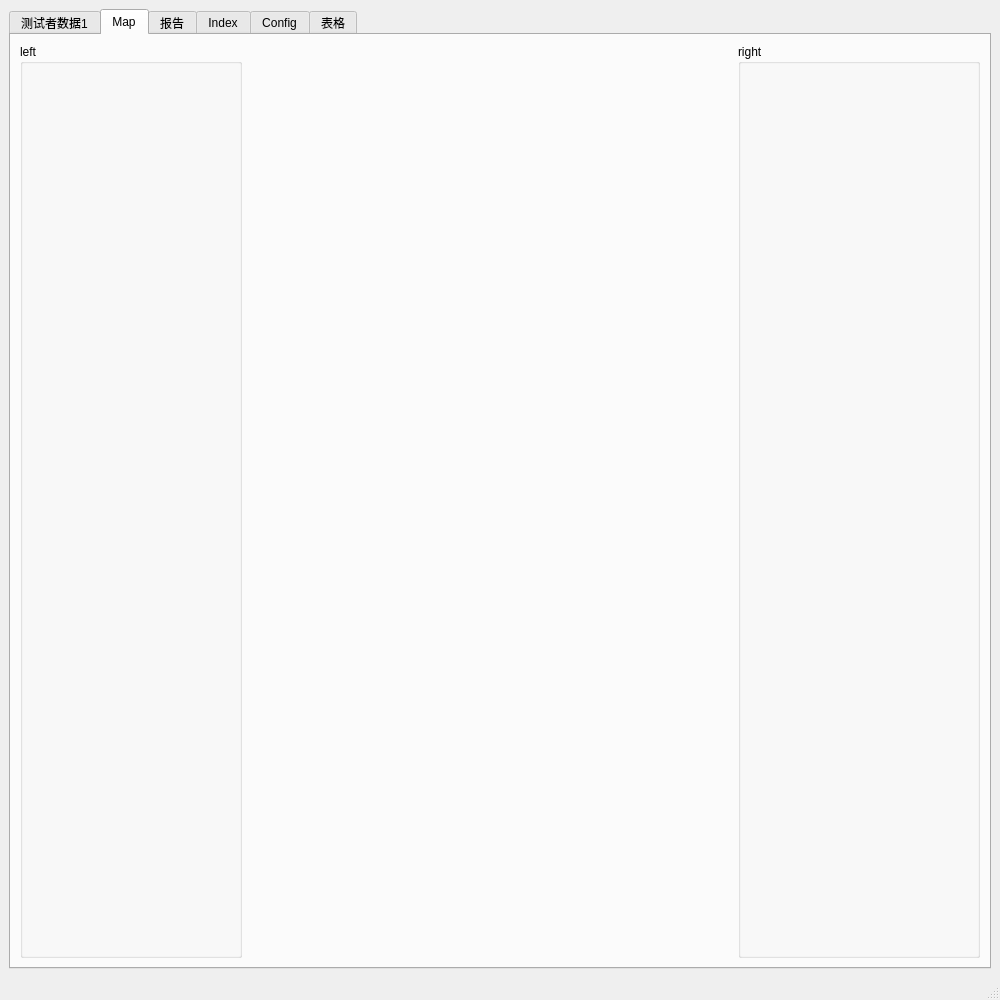
Qt form mainwindow.ui (hal766yep/walk_qt) before a commit.
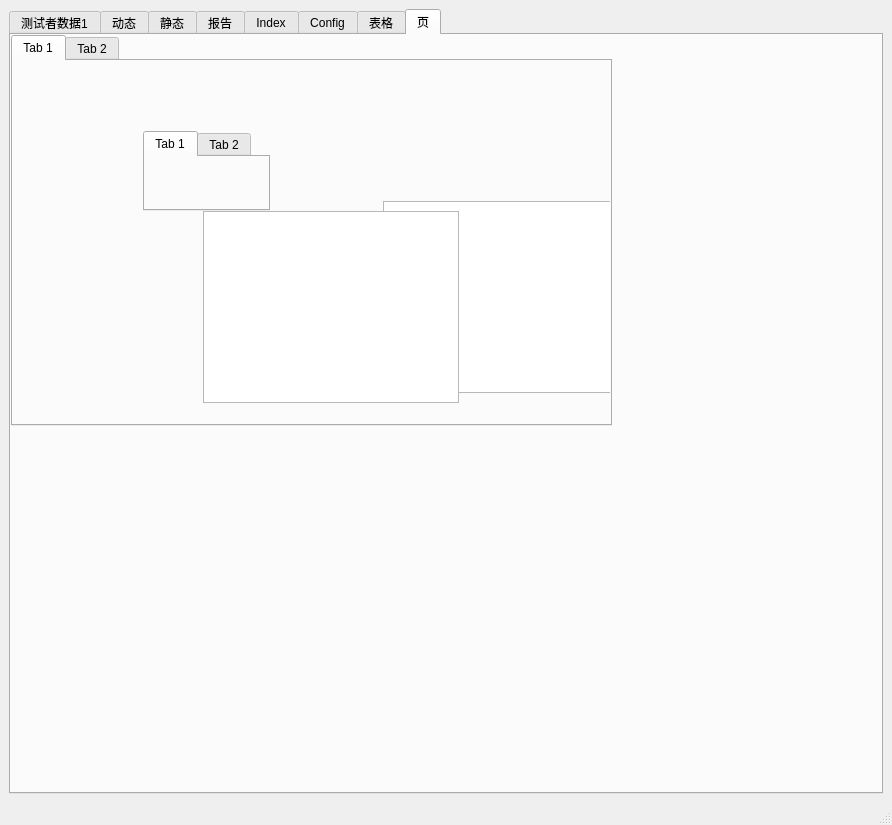
The same form after that commit. The open tabs and pages were chosen to show the change.

Patch:
```diff
--- a/mainwindow.ui
+++ b/mainwindow.ui
@@ -6,8 +6,8 @@
    <rect>
     <x>0</x>
     <y>0</y>
-    <width>1000</width>
-    <height>1000</height>
+    <width>892</width>
+    <height>790</height>
    </rect>
   </property>
   <property name="sizePolicy">
@@ -218,11 +218,17 @@
       </widget>
       <widget class="QWidget" name="tab">
        <attribute name="title">
-        <string>Map</string>
+        <string>动态</string>
        </attribute>
        <layout class="QGridLayout" name="gridLayout_2">
         <item row="0" column="3">
          <widget class="QGroupBox" name="groupBox_6">
+          <property name="maximumSize">
+           <size>
+            <width>350</width>
+            <height>16777215</height>
+           </size>
+          </property>
           <property name="title">
            <string>right</string>
           </property>
@@ -232,7 +238,7 @@
          <widget class="QGroupBox" name="groupBox_5">
           <property name="maximumSize">
            <size>
-            <width>222</width>
+            <width>350</width>
             <height>9999</height>
            </size>
           </property>
@@ -246,6 +252,55 @@
         </item>
        </layout>
       </widget>
+      <widget class="QWidget" name="tab_7">
+       <attribute name="title">
+        <string>静态</string>
+       </attribute>
+       <layout class="QHBoxLayout" name="horizontalLayout">
+        <item>
+         <widget class="QGroupBox" name="groupBox_21">
+          <property name="sizePolicy">
+           <sizepolicy hsizetype="Expanding" vsizetype="Expanding">
+            <horstretch>0</horstretch>
+            <verstretch>0</verstretch>
+           </sizepolicy>
+          </property>
+          <property name="maximumSize">
+           <size>
+            <width>350</width>
+            <height>9999</height>
+           </size>
+          </property>
+          <property name="title">
+           <string>left</string>
+          </property>
+          <layout class="QVBoxLayout" name="verticalLayout_13"/>
+         </widget>
+        </item>
+        <item>
+         <layout class="QVBoxLayout" name="verticalLayout_heatmap_3"/>
+        </item>
+        <item>
+         <widget class="QGroupBox" name="groupBox_22">
+          <property name="sizePolicy">
+           <sizepolicy hsizetype="Expanding" vsizetype="Expanding">
+            <horstretch>0</horstretch>
+            <verstretch>0</verstretch>
+           </sizepolicy>
+          </property>
+          <property name="maximumSize">
+           <size>
+            <width>350</width>
+            <height>16777215</height>
+           </size>
+          </property>
+          <property name="title">
+           <string>right</string>
+          </property>
+         </widget>
+        </item>
+       </layout>
+      </widget>
       <widget class="QWidget" name="tab_2">
        <attribute name="title">
         <string>报告</string>
@@ -914,16 +969,36 @@
        <attribute name="title">
         <string>表格</string>
        </attribute>
-       <widget class="QTableWidget" name="tableWidgetF">
-        <property name="enabled">
-         <bool>true</bool>
-        </property>
+       <layout class="QGridLayout" name="gridLayout_7">
+        <item row="0" column="0">
+         <widget class="QTableWidget" name="tableWidgetF">
+          <property name="enabled">
+           <bool>true</bool>
+          </property>
+          <property name="sizePolicy">
+           <sizepolicy hsizetype="Expanding" vsizetype="Expanding">
+            <horstretch>0</horstretch>
+            <verstretch>0</verstretch>
+           </sizepolicy>
+          </property>
+          <property name="layoutDirection">
+           <enum>Qt::LeftToRight</enum>
+          </property>
+         </widget>
+        </item>
+       </layout>
+      </widget>
+      <widget class="QWidget" name="tab_15">
+       <attribute name="title">
+        <string>页</string>
+       </attribute>
+       <widget class="QTabWidget" name="tabWidget_2">
         <property name="geometry">
          <rect>
-          <x>9</x>
-          <y>9</y>
-          <width>598</width>
-          <height>764</height>
+          <x>0</x>
+          <y>0</y>
+          <width>601</width>
+          <height>391</height>
          </rect>
         </property>
         <property name="sizePolicy">
@@ -932,9 +1007,56 @@
           <verstretch>0</verstretch>
          </sizepolicy>
         </property>
-        <property name="layoutDirection">
-         <enum>Qt::LeftToRight</enum>
-        </property>
+        <widget class="QWidget" name="tab_16">
+         <attribute name="title">
+          <string>Tab 1</string>
+         </attribute>
+         <widget class="QTableWidget" name="tableWidget">
+          <property name="geometry">
+           <rect>
+            <x>370</x>
+            <y>140</y>
+            <width>256</width>
+            <height>192</height>
+           </rect>
+          </property>
+         </widget>
+         <widget class="QTableView" name="tableView">
+          <property name="geometry">
+           <rect>
+            <x>190</x>
+            <y>150</y>
+            <width>256</width>
+            <height>192</height>
+           </rect>
+          </property>
+         </widget>
+         <widget class="QTabWidget" name="tabWidget_3">
+          <property name="geometry">
+           <rect>
+            <x>130</x>
+            <y>70</y>
+            <width>127</width>
+            <height>80</height>
+           </rect>
+          </property>
+          <widget class="QWidget" name="tab_18">
+           <attribute name="title">
+            <string>Tab 1</string>
+           </attribute>
+          </widget>
+          <widget class="QWidget" name="tab_19">
+           <attribute name="title">
+            <string>Tab 2</string>
+           </attribute>
+          </widget>
+         </widget>
+        </widget>
+        <widget class="QWidget" name="tab_17">
+         <attribute name="title">
+          <string>Tab 2</string>
+         </attribute>
+        </widget>
        </widget>
       </widget>
      </widget>
```
Left out of the diff: 12 changed lines with no effect on the pictures.
